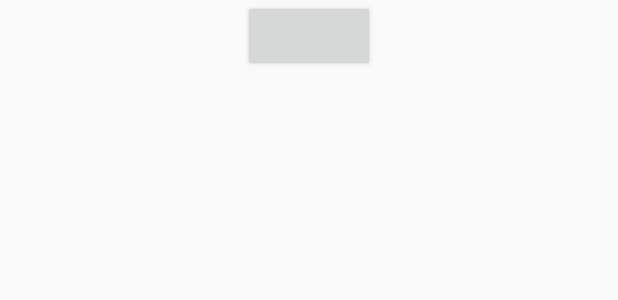
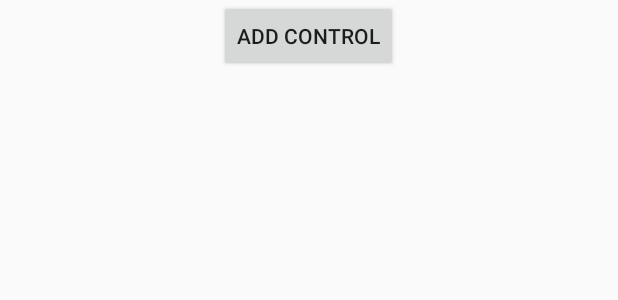
Before and after one commit to AviKenz/Pi-Control, an Android app: the layout activity_main.xml on its own in the app's theme, with its tools: preview values and no code run, on a phone screen of 412 x 824 dp. Shown: the top 300 px of the screen. Run offline under Robolectric (Android 15) with nearby library versions, the phone set to English and light mode, and no system bars.

Commit message:
*** Background Drawable implemented and is showing... ***

```diff
--- a/app/src/main/java/com/avikenz/ba/picontrol/view/ControlViewRow.java
+++ b/app/src/main/java/com/avikenz/ba/picontrol/view/ControlViewRow.java
@@ -2,7 +2,10 @@ package com.avikenz.ba.picontrol.view;
 
 import android.content.Context;
 import android.content.res.Resources;
+import android.graphics.Bitmap;
+import android.graphics.BitmapFactory;
 import android.graphics.Color;
+import android.graphics.drawable.BitmapDrawable;
 import android.util.AttributeSet;
 import android.widget.RelativeLayout;
 import android.widget.TextView;
@@ -54,7 +57,7 @@ public class ControlViewRow extends RelativeLayout {
         addView(mControl.getView(), getControlViewParams());
 
         // TODO [M] create nice background drawable with color degradation and rounded corners
-        setBackgroundColor(Color.BLUE);
+        setBackgroundResource(R.drawable.output_control_background);
     }
 
     private void setupPortTypeView() {
--- a/app/src/main/res/layout/activity_main.xml
+++ b/app/src/main/res/layout/activity_main.xml
@@ -13,6 +13,7 @@
     <Button
         android:id="@+id/add_control_button"
         android:layout_width="wrap_content"
-        android:layout_height="wrap_content" />
+        android:layout_height="wrap_content"
+        android:text="@string/add_control"/>
 
 </LinearLayout>
--- a/app/src/main/res/values/strings.xml
+++ b/app/src/main/res/values/strings.xml
@@ -2,4 +2,5 @@
     <string name="app_name">Pi$Control</string>
     <string name="port_type">Port type</string>
     <string name="description">description</string>
+    <string name="add_control">Add Control</string>
 </resources>
```
Also changed, not shown: app/src/main/res/drawable/output_control_background.xml (added, +12 -0 lines).
